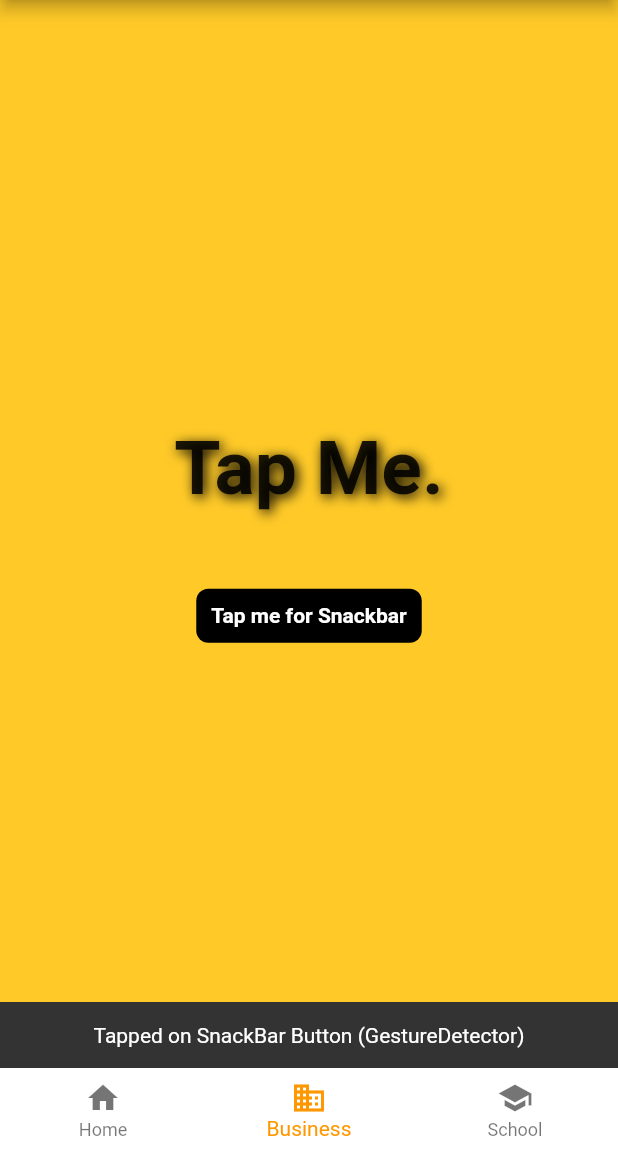
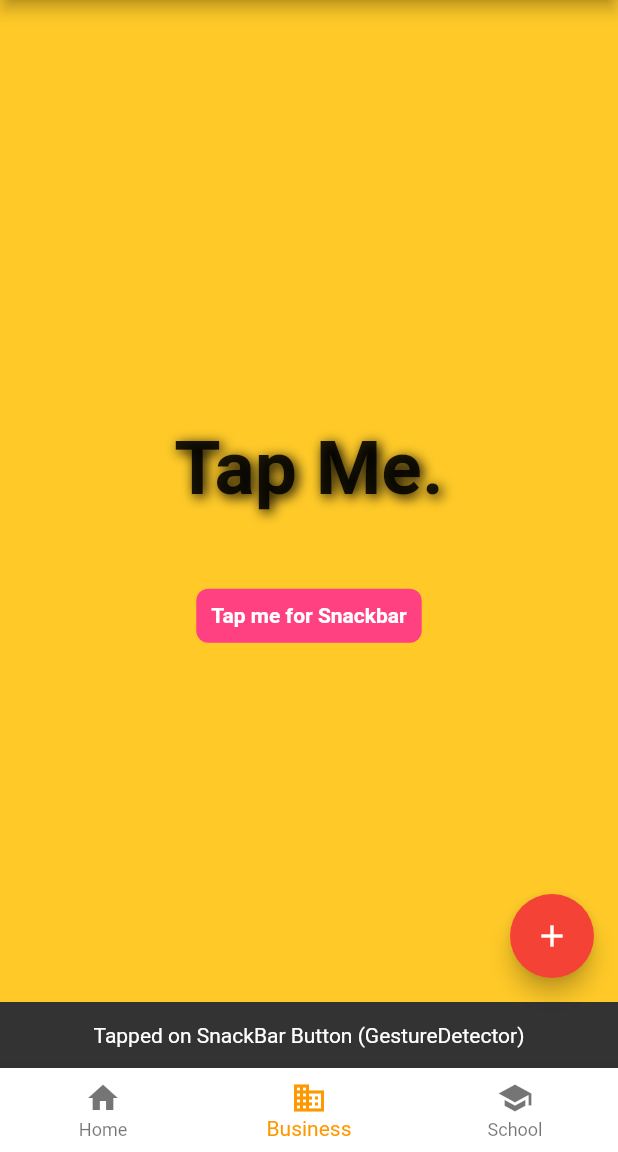
Before and after one commit to raisul1313/snackbar_toast_scaffold_btmNavBar, a Flutter app: the screen it shows after launch, item 2 of the bottom bar chosen, after a tap on "Tap me for Snackbar", on a phone screen of 412 x 824 dp, the part 84-1236 px from its top. Run offline on Flutter 3.47's test engine with Material 2 defaults, Android fonts, the phone set to English and light mode, and no system bars; our stand-ins replace fluttertoast.

Commit message:
Floating Action Button Added

```diff
--- a/lib/custom/custom_button.dart
+++ b/lib/custom/custom_button.dart
@@ -9,6 +9,7 @@ class CustomButton extends StatelessWidget {
       onTap: () {
         //Create SnackBar
         final snackBar = SnackBar(
+          duration: Duration(seconds: 1),
           content: Text(
             "Tapped on SnackBar Button (GestureDetector)",
             textAlign: TextAlign.center,
@@ -21,7 +22,7 @@ class CustomButton extends StatelessWidget {
       child: Container(
         padding: EdgeInsets.all(10.0),
         decoration: BoxDecoration(
-          color: Colors.black,
+          color: Colors.pinkAccent,
           borderRadius: BorderRadius.circular(8.0),
         ),
         child: Text(
--- a/lib/ui/scaffold_example.dart
+++ b/lib/ui/scaffold_example.dart
@@ -27,6 +27,15 @@ class _ScaffoldExampleState extends State<ScaffoldExample> {
   Widget build(BuildContext context) {
     return Scaffold(
       backgroundColor: Colors.amber.shade400,
+      floatingActionButton: FloatingActionButton(
+        backgroundColor: Colors.red,
+        child: Icon(Icons.add),
+        onPressed: () => Fluttertoast.showToast(
+            msg: "Floating Action Button Pressed",
+            backgroundColor: Colors.white,
+            textColor: Colors.black),
+      ),
+      //Bottom Navigation Bar
       bottomNavigationBar: BottomNavigationBar(
         items: [
           BottomNavigationBarItem(
```
